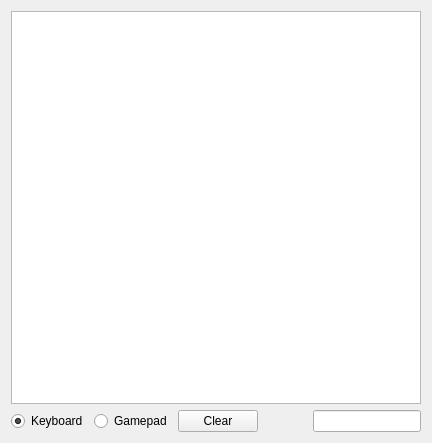
This is src/platform/qt/ShortcutView.ui in mgba-emu/mgba as Qt 5 draws it before an edit. The edited form follows.
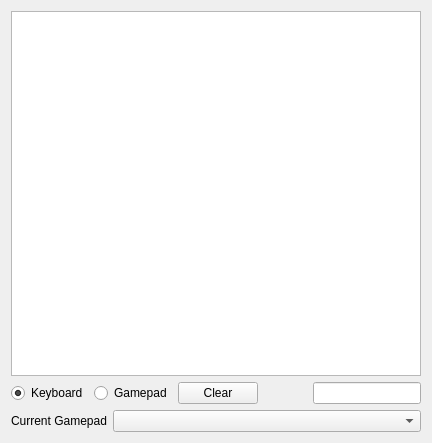
This is the edited form. Custom widgets are drawn as their Qt base class.

Commit message: Qt: Add gamepad selector

The edit to the form file:
```diff
--- a/src/platform/qt/ShortcutView.ui
+++ b/src/platform/qt/ShortcutView.ui
@@ -72,6 +72,27 @@
      </item>
     </layout>
    </item>
+   <item>
+    <layout class="QHBoxLayout" name="horizontalLayout_2">
+     <item>
+      <widget class="QLabel" name="label">
+       <property name="text">
+        <string>Current Gamepad</string>
+       </property>
+      </widget>
+     </item>
+     <item>
+      <widget class="QComboBox" name="gamepadName">
+       <property name="sizePolicy">
+        <sizepolicy hsizetype="Preferred" vsizetype="Fixed">
+         <horstretch>1</horstretch>
+         <verstretch>0</verstretch>
+        </sizepolicy>
+       </property>
+      </widget>
+     </item>
+    </layout>
+   </item>
   </layout>
  </widget>
  <customwidgets>
```
The commit also changes 2 other files.
